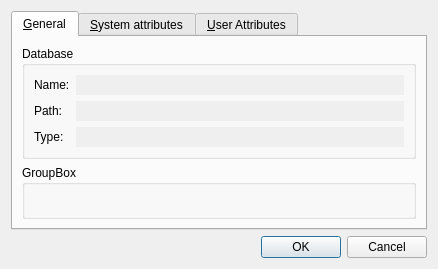
The window that vitables/nodeProperties/prop_dlg.ui (uvemas/ViTables) describes before a commit, drawn with Qt 5.
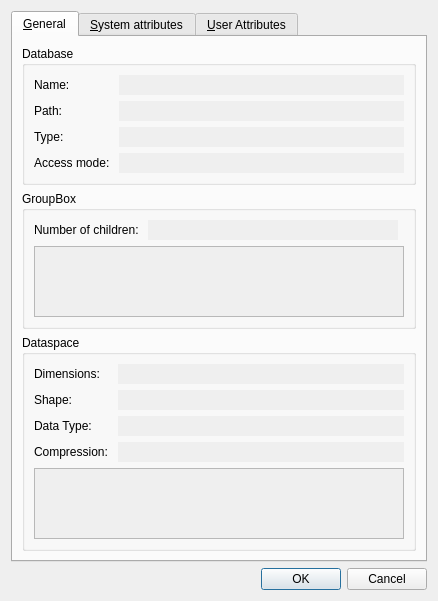
The same window after the commit.

Commit message:
Module nodePropDlg.py has been refactored and simplified.
The qt-designer file containing the Properties dialog has been modified.

* vitables/nodeProperties/nodePropDlg.py
ctor changed.
cleanGeneralPage and databaseGB methods added.
makeGeneralPage renamed to fillGeneralPage and rewritten.
makeSysAttrPage renamed to fillSysAttrPage.
makeUserAttrPage renamed to fillUserAttrPage.
groupGB and leafGB methods have been simplified.

```diff
--- a/vitables/nodeProperties/prop_dlg.ui
+++ b/vitables/nodeProperties/prop_dlg.ui
@@ -1,15 +1,21 @@
 <ui version="4.0" >
  <class>NodePropDialog</class>
- <widget class="QDialog" name="NodePropDialog" >
-  <property name="geometry" >
+ <widget class="QDialog" name="NodePropDialog">
+  <property name="geometry">
    <rect>
     <x>0</x>
     <y>0</y>
     <width>438</width>
-    <height>269</height>
+    <height>549</height>
    </rect>
   </property>
-  <property name="palette" >
+  <property name="sizePolicy">
+   <sizepolicy hsizetype="Preferred" vsizetype="Expanding">
+    <horstretch>0</horstretch>
+    <verstretch>0</verstretch>
+   </sizepolicy>
+  </property>
+  <property name="palette">
    <palette>
     <active>
      <colorrole role="Base" >
@@ -49,10 +55,16 @@
   <property name="windowTitle" >
    <string>Dialog</string>
   </property>
-  <layout class="QVBoxLayout" name="verticalLayout" >
+  <layout class="QVBoxLayout" name="verticalLayout_5">
    <item>
-    <widget class="QTabWidget" name="tabw" >
-     <property name="palette" >
+    <widget class="QTabWidget" name="tabw">
+     <property name="sizePolicy">
+      <sizepolicy hsizetype="Preferred" vsizetype="Expanding">
+       <horstretch>0</horstretch>
+       <verstretch>0</verstretch>
+      </sizepolicy>
+     </property>
+     <property name="palette">
       <palette>
        <active>
         <colorrole role="Base" >
@@ -122,16 +134,8 @@
      <property name="currentIndex" >
       <number>0</number>
      </property>
-     <widget class="QWidget" name="general_page" >
-      <property name="geometry" >
-       <rect>
-        <x>0</x>
-        <y>0</y>
-        <width>416</width>
-        <height>185</height>
-       </rect>
-      </property>
-      <property name="palette" >
+     <widget class="QWidget" name="general_page">
+      <property name="palette">
        <palette>
         <active>
          <colorrole role="Base" >
@@ -171,59 +175,50 @@
       <attribute name="title" >
        <string>&amp;General</string>
       </attribute>
-      <layout class="QVBoxLayout" name="verticalLayout_5" >
+      <layout class="QVBoxLayout" name="general_layout">
        <item>
-        <layout class="QVBoxLayout" name="general_layout" >
-         <item>
-          <widget class="QGroupBox" name="database_gb" >
-           <property name="title" >
-            <string>Database</string>
-           </property>
-           <layout class="QGridLayout" name="database_layout" >
-            <item row="0" column="0" >
-             <widget class="QLabel" name="name_label" >
-              <property name="text" >
+        <widget class="QGroupBox" name="database_gb">
+         <property name="title">
+          <string>Database</string>
+         </property>
+         <layout class="QGridLayout" name="database_layout">
+          <item row="0" column="0">
+           <layout class="QVBoxLayout" name="verticalLayout_3">
+            <item>
+             <widget class="QLabel" name="name_label">
+              <property name="text">
                <string>Name:</string>
               </property>
              </widget>
             </item>
-            <item row="0" column="1" >
-             <widget class="QLineEdit" name="name_ledit" >
-              <property name="frame" >
-               <bool>false</bool>
-              </property>
-              <property name="readOnly" >
-               <bool>true</bool>
-              </property>
-             </widget>
-            </item>
-            <item row="1" column="0" >
-             <widget class="QLabel" name="path_label" >
-              <property name="text" >
+            <item>
+             <widget class="QLabel" name="path_label">
+              <property name="text">
                <string>Path:</string>
               </property>
              </widget>
             </item>
-            <item row="1" column="1" >
-             <widget class="QLineEdit" name="path_ledit" >
-              <property name="frame" >
-               <bool>false</bool>
-              </property>
-              <property name="readOnly" >
-               <bool>true</bool>
-              </property>
-             </widget>
-            </item>
-            <item row="2" column="0" >
-             <widget class="QLabel" name="type_label" >
-              <property name="text" >
+            <item>
+             <widget class="QLabel" name="type_label">
+              <property name="text">
                <string>Type:</string>
               </property>
              </widget>
             </item>
-            <item row="2" column="1" >
-             <widget class="QLineEdit" name="type_ledit" >
-              <property name="frame" >
+            <item>
+             <widget class="QLabel" name="mode_label">
+              <property name="text">
+               <string>Access mode: </string>
+              </property>
+             </widget>
+            </item>
+           </layout>
+          </item>
+          <item row="0" column="1">
+           <layout class="QVBoxLayout" name="verticalLayout">
+            <item>
+             <widget class="QLineEdit" name="name_ledit">
+              <property name="frame">
                <bool>false</bool>
               </property>
               <property name="readOnly" >
@@ -231,18 +226,175 @@
               </property>
              </widget>
             </item>
+            <item>
+             <widget class="QLineEdit" name="path_ledit">
+              <property name="frame">
+               <bool>false</bool>
+              </property>
+              <property name="readOnly">
+               <bool>true</bool>
+              </property>
+             </widget>
+            </item>
+            <item>
+             <widget class="QLineEdit" name="type_ledit">
+              <property name="frame">
+               <bool>false</bool>
+              </property>
+              <property name="readOnly">
+               <bool>true</bool>
+              </property>
+             </widget>
+            </item>
+            <item>
+             <widget class="QLineEdit" name="mode_ledit">
+              <property name="frame">
+               <bool>false</bool>
+              </property>
+              <property name="readOnly">
+               <bool>true</bool>
+              </property>
+             </widget>
+            </item>
            </layout>
-          </widget>
-         </item>
-         <item>
-          <widget class="QGroupBox" name="bottom_gb" >
-           <property name="title" >
-            <string>GroupBox</string>
-           </property>
-           <layout class="QGridLayout" name="bottomgb_layout" />
-          </widget>
-         </item>
-        </layout>
+          </item>
+         </layout>
+        </widget>
+       </item>
+       <item>
+        <widget class="QGroupBox" name="bottom_gb">
+         <property name="title">
+          <string>GroupBox</string>
+         </property>
+         <layout class="QGridLayout" name="gridLayout_3">
+          <item row="0" column="0">
+           <widget class="QLabel" name="label">
+            <property name="text">
+             <string>Number of children: </string>
+            </property>
+           </widget>
+          </item>
+          <item row="0" column="1">
+           <widget class="QLineEdit" name="nchildren_ledit">
+            <property name="frame">
+             <bool>false</bool>
+            </property>
+            <property name="readOnly">
+             <bool>true</bool>
+            </property>
+           </widget>
+          </item>
+          <item row="1" column="0" colspan="3">
+           <widget class="QTableView" name="nchildren_table">
+            <property name="sizePolicy">
+             <sizepolicy hsizetype="Expanding" vsizetype="Expanding">
+              <horstretch>0</horstretch>
+              <verstretch>0</verstretch>
+             </sizepolicy>
+            </property>
+            <property name="editTriggers">
+             <set>QAbstractItemView::NoEditTriggers</set>
+            </property>
+            <attribute name="verticalHeaderVisible">
+             <bool>false</bool>
+            </attribute>
+           </widget>
+          </item>
+         </layout>
+        </widget>
+       </item>
+       <item>
+        <widget class="QGroupBox" name="dataspace_gb">
+         <property name="title">
+          <string>Dataspace</string>
+         </property>
+         <layout class="QGridLayout" name="dataspace_layout">
+          <item row="0" column="0">
+           <widget class="QLabel" name="label_2">
+            <property name="text">
+             <string>Dimensions: </string>
+            </property>
+           </widget>
+          </item>
+          <item row="0" column="1">
+           <widget class="QLineEdit" name="dim_ledit">
+            <property name="frame">
+             <bool>false</bool>
+            </property>
+            <property name="readOnly">
+             <bool>true</bool>
+            </property>
+           </widget>
+          </item>
+          <item row="1" column="0">
+           <widget class="QLabel" name="label_3">
+            <property name="text">
+             <string>Shape: </string>
+            </property>
+           </widget>
+          </item>
+          <item row="1" column="1">
+           <widget class="QLineEdit" name="shape_ledit">
+            <property name="frame">
+             <bool>false</bool>
+            </property>
+            <property name="readOnly">
+             <bool>true</bool>
+            </property>
+           </widget>
+          </item>
+          <item row="2" column="0">
+           <widget class="QLabel" name="label_4">
+            <property name="text">
+             <string>Data Type: </string>
+            </property>
+           </widget>
+          </item>
+          <item row="2" column="1">
+           <widget class="QLineEdit" name="dtype_ledit">
+            <property name="frame">
+             <bool>false</bool>
+            </property>
+            <property name="readOnly">
+             <bool>true</bool>
+            </property>
+           </widget>
+          </item>
+          <item row="3" column="0">
+           <widget class="QLabel" name="label_5">
+            <property name="text">
+             <string>Compression: </string>
+            </property>
+           </widget>
+          </item>
+          <item row="3" column="1">
+           <widget class="QLineEdit" name="compression_ledit">
+            <property name="frame">
+             <bool>false</bool>
+            </property>
+            <property name="readOnly">
+             <bool>true</bool>
+            </property>
+           </widget>
+          </item>
+          <item row="4" column="0" colspan="2">
+           <widget class="QTableView" name="records_table">
+            <property name="sizePolicy">
+             <sizepolicy hsizetype="Expanding" vsizetype="Expanding">
+              <horstretch>0</horstretch>
+              <verstretch>0</verstretch>
+             </sizepolicy>
+            </property>
+            <property name="editTriggers">
+             <set>QAbstractItemView::NoEditTriggers</set>
+            </property>
+            <attribute name="verticalHeaderVisible">
+             <bool>false</bool>
+            </attribute>
+           </widget>
+          </item>
+         </layout>
+        </widget>
        </item>
       </layout>
      </widget>
@@ -577,8 +729,8 @@
     </widget>
    </item>
    <item>
-    <widget class="QDialogButtonBox" name="buttons_box" >
-     <property name="orientation" >
+    <widget class="QDialogButtonBox" name="buttons_box">
+     <property name="orientation">
       <enum>Qt::Horizontal</enum>
      </property>
      <property name="standardButtons" >
```
Left out of the diff: 341 changed lines with no effect on the pictures. The commit also changes 2 other files.
